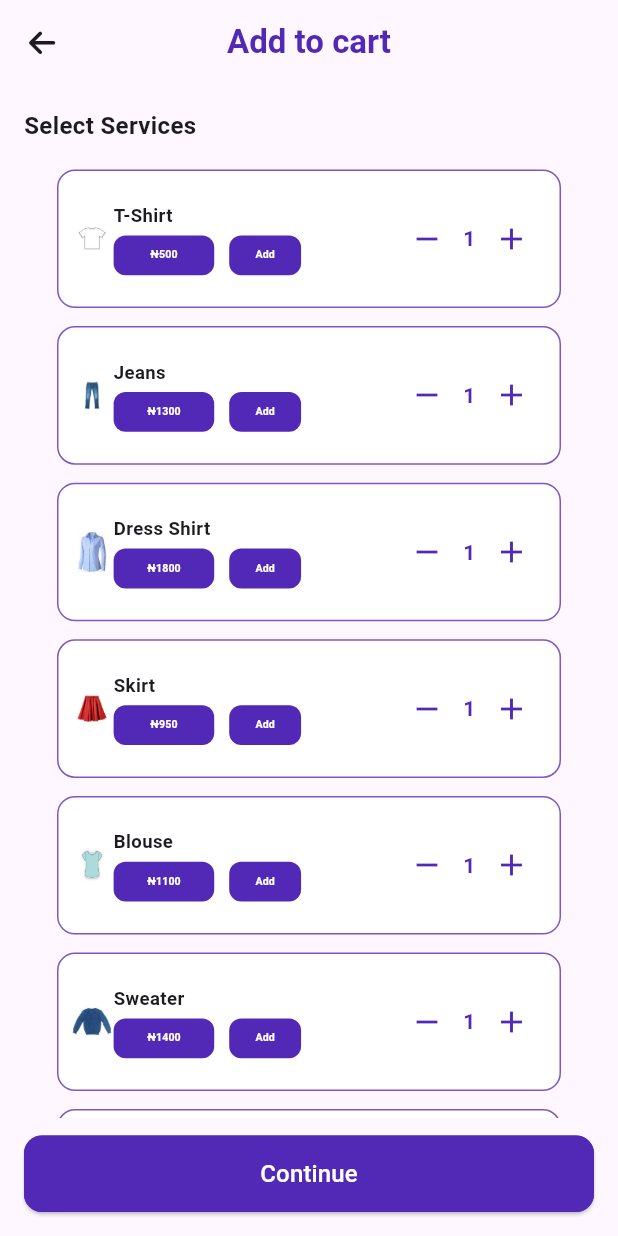
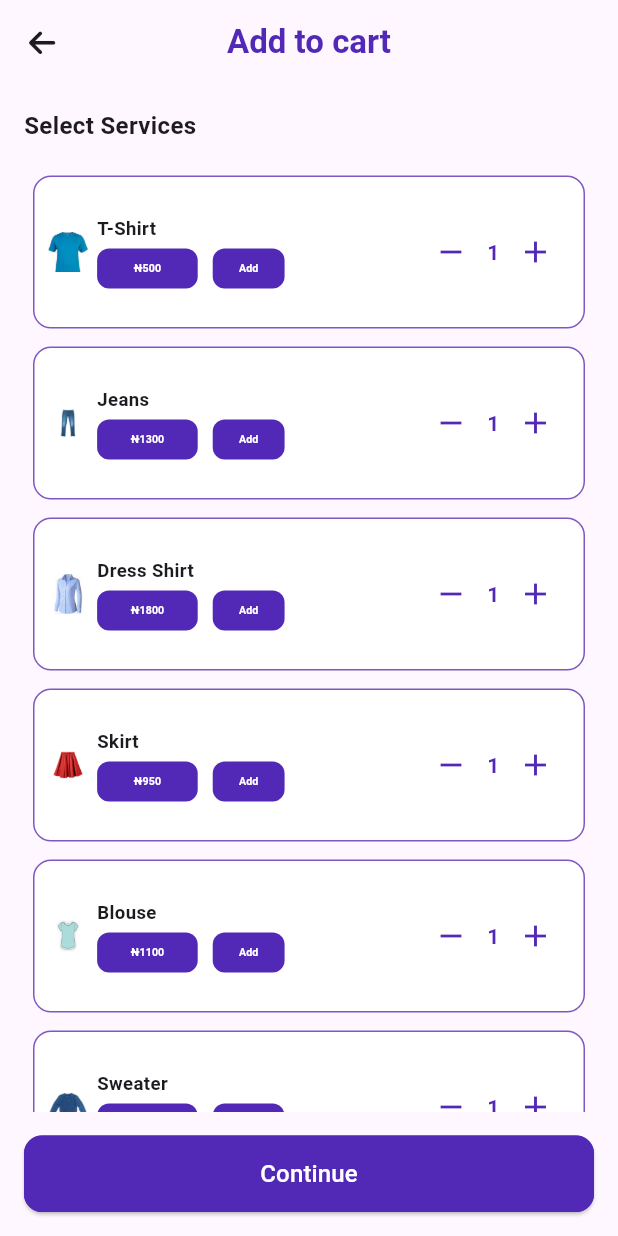
Before and after one commit to Atinuke-Manuels/WTF_CAPSTONE_PROJECT, a Flutter app: the AddToCart screen opened by its route, on a phone screen of 412 x 824 dp. Run offline on Flutter 3.47's test engine with Material 3 defaults, Android fonts, the light colour scheme and no system bars; our stand-ins replace animated_splash_screen, bloc, cloud_firestore, equatable, firebase_auth, firebase_core and 9 more; missing offline and left inert: email_auth; accounts and stored records are empty.

Commit message:
Updated Add to cart page. changed flexible to expanded.

```diff
--- a/lib/features/cart/model/cart_model.dart
+++ b/lib/features/cart/model/cart_model.dart
@@ -7,7 +7,7 @@ class CartModel extends ChangeNotifier {
   // list of items on sale
   final List<List<dynamic>> _shopItems = [
     // [ itemName, itemPrice, imagePath, color ]
-    ["T-Shirt", "500", "assets/shopItems/tShirt.png", Colors.white],
+    ["T-Shirt", "500", "assets/shopItems/tshirt3.jpg", Colors.white],
     ["Jeans", "1300", "assets/shopItems/jeans.jpg", Colors.blue],
     ["Dress Shirt", "1800", "assets/shopItems/dressShirt.jpg", Colors.white],
     ["Skirt", "950", "assets/shopItems/skirt.jpg", Colors.pink],
--- a/lib/features/cart/pages/add_to_cart.dart
+++ b/lib/features/cart/pages/add_to_cart.dart
@@ -20,42 +20,49 @@ class AddToCart extends StatelessWidget {
           },
           child: Icon(FontAwesomeIcons.arrowLeft, size: 20),
         ),
-        title: Text("Add to cart", style: TextStyle(color: Theme.of(context).primaryColor, fontWeight: FontWeight.bold)),
+        title: Text(
+          "Add to cart",
+          style: TextStyle(
+              color: Theme.of(context).primaryColor,
+              fontWeight: FontWeight.bold),
+        ),
         centerTitle: true,
       ),
-      body: Padding(
-        padding: const EdgeInsets.all(16.0),
-        child: Flexible(
-          child: Column(
+      body: Column(
         crossAxisAlignment: CrossAxisAlignment.start,
         children: [
-              Text(
+          Padding(
+            padding: const EdgeInsets.all(16.0),
+            child: Text(
               "Select Services",
               style: TextStyle(fontSize: 16, fontWeight: FontWeight.bold),
             ),
-              SizedBox(height: 12), // Add some spacing between text and grid view
-              Consumer<CartModel>(
+          ),
+          Expanded(
+            child: Consumer<CartModel>(
               builder: (context, cartModel, child) {
-                  return Expanded(
-                    child: GridView.builder(
+                return GridView.builder(
                   scrollDirection: Axis.vertical,
-                      shrinkWrap: true, // Keep shrinkWrap true
+                  shrinkWrap: true,
                   padding: const EdgeInsets.symmetric(horizontal: 16),
                   itemCount: cartModel.shopItems.length,
-                      gridDelegate: const SliverGridDelegateWithFixedCrossAxisCount(
+                  gridDelegate:
+                  const SliverGridDelegateWithFixedCrossAxisCount(
                     crossAxisCount: 1,
                     childAspectRatio: 1 / 0.3,
                   ),
                   itemBuilder: (context, index) {
-                        final itemCount = cartModel.getItemCountForIndex(index);
-                        double totalPrice = double.parse(cartModel.shopItems[index][1]) * itemCount;
+                    final itemCount =
+                    cartModel.getItemCountForIndex(index);
+                    double totalPrice = double.parse(
+                        cartModel.shopItems[index][1]) *
+                        itemCount;
                     return ServiceItemTile(
                       itemName: cartModel.shopItems[index][0],
                       itemPrice: cartModel.shopItems[index][1],
                       imagePath: cartModel.shopItems[index][2],
                       itemCount: itemCount,
                       onPressed: () {
-                            // Add item to cart with the correct total price
                         cartModel.addItemToCart(index, totalPrice);
                       },
                       incrementCounter: () {
@@ -66,13 +73,13 @@ class AddToCart extends StatelessWidget {
                       },
                     );
                   },
-                    ),
                 );
               },
             ),
-
-              SizedBox(height: 12), // Add some spacing between grid view and button
-              ButtonItem(
+          ),
+          Padding(
+            padding: const EdgeInsets.all(16.0),
+            child: ButtonItem(
               title: "Continue",
               onPress: () => Navigator.push(
                 context,
@@ -84,10 +91,8 @@ class AddToCart extends StatelessWidget {
               ),
               backgroundColor: Theme.of(context).primaryColor,
             ),
-
+          ),
         ],
-          ),
-        ),
       ),
     );
   }
--- a/lib/features/cart/pages/cart_page.dart
+++ b/lib/features/cart/pages/cart_page.dart
@@ -39,7 +39,7 @@ class CartPage extends StatelessWidget {
                   ButtonItem(title: "+ Add item", onPress: () {
                     Navigator.push(
                       context,
-                      MaterialPageRoute(builder: (context) => AddToCart()), // Corrected the builder parameter
+                      MaterialPageRoute(builder: (context) => AddToCart()),
                     );
                   }, textColor: Theme.of(context).primaryColor,)
 
--- a/lib/features/cart/widgets/service_tiles.dart
+++ b/lib/features/cart/widgets/service_tiles.dart
@@ -42,7 +42,7 @@ class ServiceItemTile extends StatelessWidget {
               height: 30.h,
               width: 30.w,
             ),
-
+            SizedBox(width: 5,),
             // Text and Button
             Expanded(
               child: Column(
```
Also changed, not shown: lib/features/home/pages/home.dart (+19 -12 lines), lib/features/home/widgets/laundry_service_provider/service_provider_section_item_data.dart (+6 -6 lines), lib/features/home/widgets/services/home_service_section.dart (+32 -32 lines), lib/features/home/widgets/tracker/tracker_section.dart (+39 -7 lines), lib/features/profile/widgets/sign_out_dialog.dart (+36 -8 lines), assets/home/serviceprovider/washryte.png (added), assets/shopItems/tshirt2.jpg (added), assets/shopItems/tshirt3.jpg (added). Lines whose indentation alone changed are shown as unchanged.
